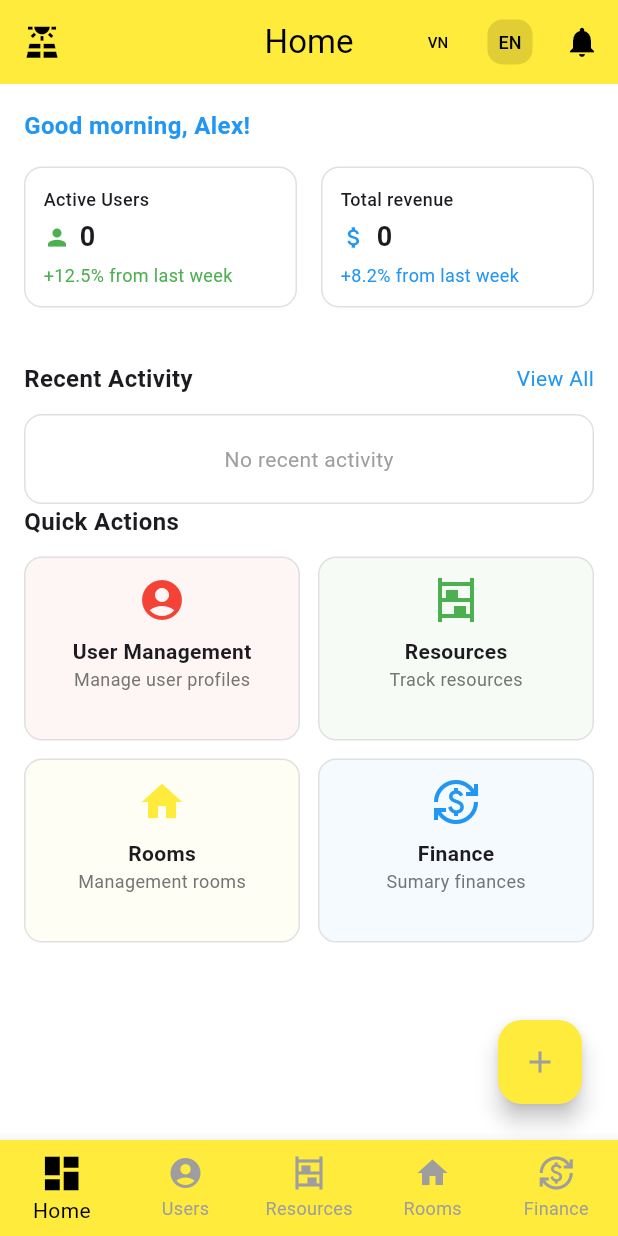
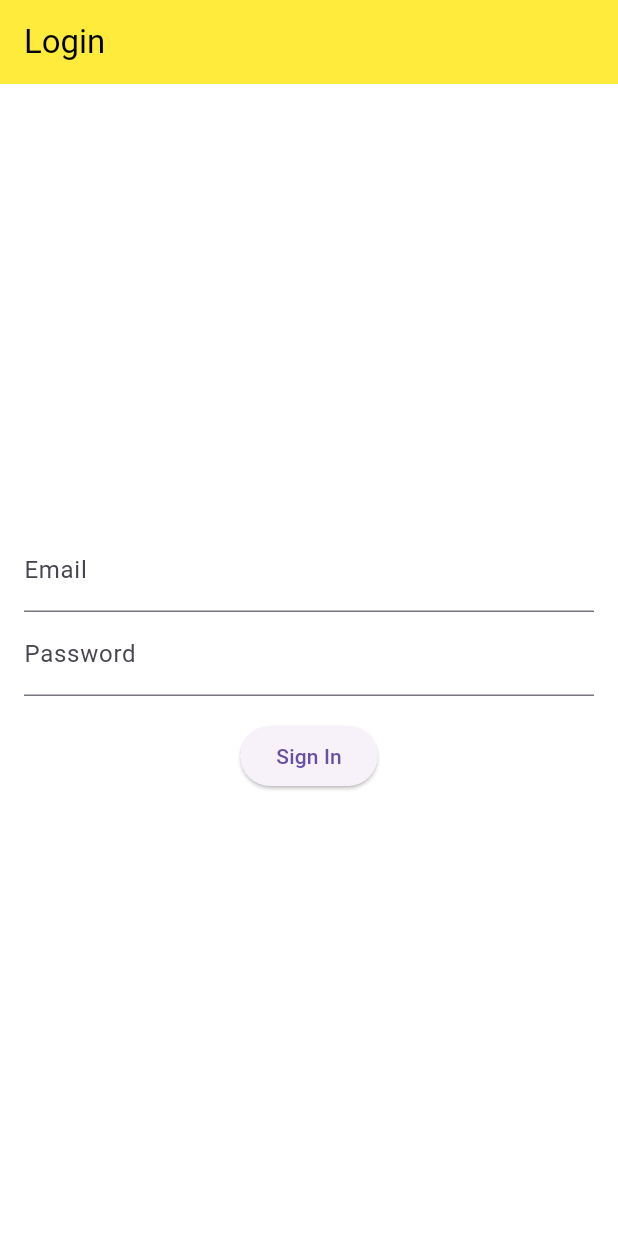
Before and after one commit to tinryu/roomManage, a Flutter app: the screen it shows after launch, on a phone screen of 412 x 824 dp. Run offline on Flutter 3.47's test engine with Material 3 defaults, Android fonts, the phone set to English and light mode, and no system bars; our stand-ins replace image_picker, supabase_flutter; accounts and stored records are empty.

```diff
--- a/lib/app.dart
+++ b/lib/app.dart
@@ -1,7 +1,9 @@
 import 'package:flutter/material.dart';
+import 'package:supabase_flutter/supabase_flutter.dart';
 import 'package:flutter_localizations/flutter_localizations.dart';
 import 'package:app_project/l10n/app_localizations.dart';
 import 'screens/main_screen.dart';
+import 'package:app_project/screens/user/login_screen.dart' show LoginScreen;
 
 class MyApp extends StatefulWidget {
   const MyApp({super.key});
@@ -12,7 +14,7 @@ class MyApp extends StatefulWidget {
 
 class _MyAppState extends State<MyApp> {
   Locale _locale = Locale('en');
-
+  final user = Supabase.instance.client.auth.currentUser;
   void _changeLanguage(Locale locale) {
     setState(() {
       _locale = locale;
@@ -31,7 +33,9 @@ class _MyAppState extends State<MyApp> {
         GlobalWidgetsLocalizations.delegate,
         GlobalCupertinoLocalizations.delegate,
       ],
-      home: MainScreen(onLocaleChange: _changeLanguage),
+      home: user == null
+          ? LoginScreen()
+          : MainScreen(onLocaleChange: _changeLanguage),
       theme: ThemeData(
         primarySwatch: Colors.blue,
         scaffoldBackgroundColor: Colors.white,
@@ -42,9 +46,11 @@ class _MyAppState extends State<MyApp> {
         ),
         floatingActionButtonTheme: FloatingActionButtonThemeData(
           backgroundColor: Colors.yellow[500],
-          foregroundColor: Colors.grey[500],
+          foregroundColor: Colors.black,
           hoverColor: Colors.yellowAccent,
           focusColor: Colors.yellow[700],
+          iconSize: 20,
+          sizeConstraints: const BoxConstraints(minWidth: 45, minHeight: 45),
         ),
         bottomNavigationBarTheme: BottomNavigationBarThemeData(
           backgroundColor: Colors.yellow[500],
--- a/lib/screens/home/home_screen.dart
+++ b/lib/screens/home/home_screen.dart
@@ -55,28 +55,6 @@ class _HomeScreenState extends State<HomeScreen> {
             ),
             SizedBox(height: 16),
 
-            // Stats
-            Row(
-              children: [
-                _buildStatCard(
-                  local.activeUsers,
-                  "0",
-                  "+12.5%",
-                  Icons.person,
-                  Colors.green,
-                ),
-                SizedBox(width: 16),
-                _buildStatCard(
-                  local.totalRevenue,
-                  "0",
-                  "+8.2%",
-                  Icons.attach_money,
-                  Colors.blue,
-                ),
-              ],
-            ),
-            SizedBox(height: 24),
-
             // Recent Activity
             Row(
               mainAxisAlignment: MainAxisAlignment.spaceBetween,
@@ -102,6 +80,28 @@ class _HomeScreenState extends State<HomeScreen> {
                 style: TextStyle(color: Colors.grey),
               ),
             ),
+            SizedBox(height: 24),
+            // Stats
+            Row(
+              children: [
+                _buildStatCard(
+                  local.activeUsers,
+                  "0",
+                  "+12.5%",
+                  Icons.person,
+                  Colors.green,
+                ),
+                SizedBox(width: 6),
+                _buildStatCard(
+                  local.totalRevenue,
+                  "0",
+                  "+8.2%",
+                  Icons.attach_money,
+                  Colors.blue,
+                ),
+              ],
+            ),
+            SizedBox(height: 24),
 
             // Quick Actions
             Text(
@@ -178,7 +178,8 @@ class _HomeScreenState extends State<HomeScreen> {
         padding: EdgeInsets.all(12),
         margin: EdgeInsets.only(bottom: 12),
         decoration: BoxDecoration(
-          color: Colors.white,
+          // ignore: deprecated_member_use
+          color: color.withOpacity(0.05),
           border: Border.all(color: Colors.grey.shade300),
           borderRadius: BorderRadius.circular(12),
         ),
@@ -193,7 +194,7 @@ class _HomeScreenState extends State<HomeScreen> {
             Row(
               children: [
                 Icon(icon, color: color, size: 18),
-                SizedBox(width: 6),
+                SizedBox(width: 2),
                 Text(
                   value,
                   style: TextStyle(fontSize: 18, fontWeight: FontWeight.bold),
@@ -227,13 +228,24 @@ class _HomeScreenState extends State<HomeScreen> {
       ),
       child: Column(
         crossAxisAlignment: CrossAxisAlignment.center,
+        verticalDirection: VerticalDirection.down,
         children: [
-          Icon(icon, color: color ?? Colors.blue, size: 32),
-          SizedBox(height: 8),
-          Text(title, style: TextStyle(fontWeight: FontWeight.bold)),
+          Icon(
+            icon,
+            color: color ?? Colors.blue,
+            size: MediaQuery.of(context).size.width * 0.1,
+          ),
+          Text(
+            title,
+            style: TextStyle(fontWeight: FontWeight.bold),
+            overflow: TextOverflow.ellipsis,
+            maxLines: 1,
+          ),
           Text(
             subtitle,
             style: TextStyle(fontSize: 12, color: Colors.grey[600]),
+            overflow: TextOverflow.ellipsis,
+            maxLines: 1,
           ),
         ],
       ),
--- /dev/null
+++ b/lib/screens/user/login_screen.dart
@@ -0,0 +1,101 @@
+import 'package:flutter/material.dart';
+import 'package:supabase_flutter/supabase_flutter.dart';
+import 'package:app_project/screens/main_screen.dart' show MainScreen;
+
+class LoginScreen extends StatefulWidget {
+  const LoginScreen({super.key});
+
+  @override
+  // ignore: library_private_types_in_public_api
+  _LoginScreenState createState() => _LoginScreenState();
+}
+
+class _LoginScreenState extends State<LoginScreen> {
+  final _emailController = TextEditingController();
+  final _passwordController = TextEditingController();
+  bool _isLoading = false;
+  String? _errorMessage;
+  void _changeLanguage(Locale locale) {
+    setState(() {});
+  }
+
+  Future<void> _signIn() async {
+    setState(() {
+      _isLoading = true;
+      _errorMessage = null;
+    });
+
+    try {
+      final response = await Supabase.instance.client.auth.signInWithPassword(
+        email: _emailController.text.trim(),
+        password: _passwordController.text.trim(),
+      );
+      if (response.user != null) {
+        // Navigate to the home screen on successful login
+        if (mounted) {
+          Navigator.pushReplacement(
+            context,
+            MaterialPageRoute(
+              builder: (context) => MainScreen(onLocaleChange: _changeLanguage),
+            ),
+          );
+        }
+      }
+    } catch (e) {
+      setState(() {
+        _errorMessage = 'Login failed: $e';
+      });
+    } finally {
+      setState(() {
+        _isLoading = false;
+      });
+    }
+  }
+
+  @override
+  void dispose() {
+    _emailController.dispose();
+    _passwordController.dispose();
+    super.dispose();
+  }
+
+  @override
+  Widget build(BuildContext context) {
+    return Scaffold(
+      appBar: AppBar(title: const Text('Login')),
+      body: Padding(
+        padding: const EdgeInsets.all(16.0),
+        child: Column(
+          mainAxisAlignment: MainAxisAlignment.center,
+          children: [
+            TextField(
+              controller: _emailController,
+              decoration: const InputDecoration(labelText: 'Email'),
+              keyboardType: TextInputType.emailAddress,
+            ),
+            TextField(
+              controller: _passwordController,
+              decoration: const InputDecoration(labelText: 'Password'),
+              obscureText: true,
+            ),
+            const SizedBox(height: 16),
+            _isLoading
+                ? const CircularProgressIndicator()
+                : ElevatedButton(
+                    onPressed: _signIn,
+                    child: const Text('Sign In'),
+                  ),
+            if (_errorMessage != null)
+              Padding(
+                padding: const EdgeInsets.only(top: 16.0),
+                child: Text(
+                  _errorMessage!,
+                  style: const TextStyle(color: Colors.red),
+                ),
+              ),
+          ],
+        ),
+      ),
+    );
+  }
+}
--- a/pubspec.yaml
+++ b/pubspec.yaml
@@ -40,6 +40,8 @@ dependencies:
   flutter_gen: ^5.10.0
   supabase_flutter: ^2.9.1
   postgrest: ^2.4.2
+  image_picker: ^1.0.4 # or latest
+  path: ^1.9.0
 
 dev_dependencies:
   flutter_test:
```
Also changed, not shown: lib/screens/main_screen.dart (+17 -2 lines), lib/screens/resources/resources_add_screen.dart (added, +155 -0 lines), lib/screens/resources/resources_list_screen.dart (+80 -11 lines), lib/screens/rooms/room_list_screen.dart (+20 -19 lines), 5 other files.
